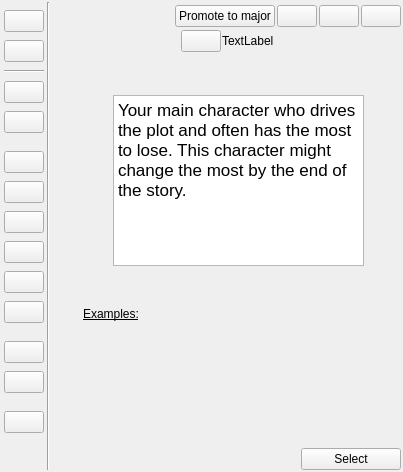
The window that ui/character_role_selector.ui (zkovari/plotlyst) describes before a commit, drawn with Qt 5.
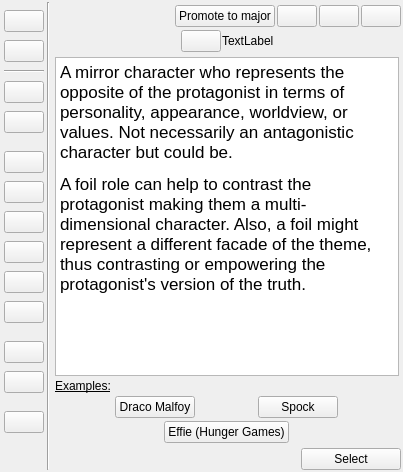
The same window after the commit. The open tabs and pages were chosen to show the change. Custom widgets are drawn as their Qt base class.

What changed in the file:
```diff
--- a/ui/character_role_selector.ui
+++ b/ui/character_role_selector.ui
@@ -1395,41 +1395,99 @@
         </layout>
        </widget>
        <widget class="QWidget" name="pageFoil">
-        <widget class="QLabel" name="label_12">
-         <property name="geometry">
-          <rect>
-           <x>30</x>
-           <y>250</y>
-           <width>338</width>
-           <height>17</height>
-          </rect>
+        <layout class="QVBoxLayout" name="verticalLayout_19">
+         <property name="spacing">
+          <number>3</number>
          </property>
-         <property name="font">
-          <font>
-           <underline>true</underline>
-          </font>
+         <property name="leftMargin">
+          <number>2</number>
          </property>
-         <property name="text">
-          <string>Examples:</string>
+         <property name="topMargin">
+          <number>2</number>
          </property>
-        </widget>
-        <widget class="QTextBrowser" name="textBrowser_11">
-         <property name="geometry">
-          <rect>
-           <x>60</x>
-           <y>40</y>
-           <width>251</width>
-           <height>171</height>
-          </rect>
+         <property name="rightMargin">
+          <number>2</number>
          </property>
-         <property name="html">
-          <string>&lt;!DOCTYPE HTML PUBLIC &quot;-//W3C//DTD HTML 4.0//EN&quot; &quot;http://www.w3.org/TR/REC-html40/strict.dtd&quot;&gt;
+         <property name="bottomMargin">
+          <number>2</number>
+         </property>
+         <item>
+          <widget class="QTextBrowser" name="textBrowser_11">
+           <property name="html">
+            <string>&lt;!DOCTYPE HTML PUBLIC &quot;-//W3C//DTD HTML 4.0//EN&quot; &quot;http://www.w3.org/TR/REC-html40/strict.dtd&quot;&gt;
 &lt;html&gt;&lt;head&gt;&lt;meta name=&quot;qrichtext&quot; content=&quot;1&quot; /&gt;&lt;style type=&quot;text/css&quot;&gt;
 p, li { white-space: pre-wrap; }
 &lt;/style&gt;&lt;/head&gt;&lt;body style=&quot; font-family:'Fira Sans Semi-Light'; font-size:10pt; font-weight:400; font-style:normal;&quot;&gt;
-&lt;p style=&quot; margin-top:12px; margin-bottom:12px; margin-left:0px; margin-right:0px; -qt-block-indent:0; text-indent:0px;&quot;&gt;&lt;span style=&quot; font-size:13pt; color:#000000; background-color:#ffffff;&quot;&gt;Your main character who drives the plot and often has the most to lose. This character might change the most by the end of the story.&lt;/span&gt;&lt;/p&gt;&lt;/body&gt;&lt;/html&gt;</string>
-         </property>
-        </widget>
+&lt;p style=&quot; margin-top:12px; margin-bottom:12px; margin-left:0px; margin-right:0px; -qt-block-indent:0; text-indent:0px;&quot;&gt;&lt;span style=&quot; font-size:13pt; color:#000000; background-color:#ffffff;&quot;&gt;A mirror character who represents the opposite of the protagonist in terms of personality, appearance, worldview, or values. Not necessarily an antagonistic character but could be.&lt;/span&gt;&lt;/p&gt;
+&lt;p style=&quot; margin-top:12px; margin-bottom:12px; margin-left:0px; margin-right:0px; -qt-block-indent:0; text-indent:0px;&quot;&gt;&lt;span style=&quot; font-size:13pt; color:#000000; background-color:#ffffff;&quot;&gt;A foil role can help to contrast the protagonist making them a multi-dimensional character. Also, a foil might represent a different facade of the theme, thus contrasting or empowering the protagonist's version of the truth.&lt;/span&gt;&lt;/p&gt;&lt;/body&gt;&lt;/html&gt;</string>
+           </property>
+          </widget>
+         </item>
+         <item>
+          <widget class="QLabel" name="label_12">
+           <property name="font">
+            <font>
+             <underline>true</underline>
+            </font>
+           </property>
+           <property name="text">
+            <string>Examples:</string>
+           </property>
+          </widget>
+         </item>
+         <item>
+          <layout class="QHBoxLayout" name="horizontalLayout_10">
+           <item>
+            <widget class="IconText" name="icontext_41">
+             <property name="sizePolicy">
+              <sizepolicy hsizetype="Maximum" vsizetype="Fixed">
+               <horstretch>0</horstretch>
+               <verstretch>0</verstretch>
+              </sizepolicy>
+             </property>
+             <property name="text">
+              <string>Draco Malfoy</string>
+             </property>
+             <property name="iconName" stdset="0">
+              <string>ei.magic</string>
+             </property>
+            </widget>
+           </item>
+           <item>
+            <widget class="IconText" name="icontext_43">
+             <property name="sizePolicy">
+              <sizepolicy hsizetype="Maximum" vsizetype="Fixed">
+               <horstretch>0</horstretch>
+               <verstretch>0</verstretch>
+              </sizepolicy>
+             </property>
+             <property name="text">
+              <string>Spock</string>
+             </property>
+             <property name="iconName" stdset="0">
+              <string/>
+             </property>
+            </widget>
+           </item>
+          </layout>
+         </item>
+         <item alignment="Qt::AlignHCenter">
+          <widget class="IconText" name="icontext_42">
+           <property name="sizePolicy">
+            <sizepolicy hsizetype="Maximum" vsizetype="Fixed">
+             <horstretch>0</horstretch>
+             <verstretch>0</verstretch>
+            </sizepolicy>
+           </property>
+           <property name="text">
+            <string>Effie (Hunger Games)</string>
+           </property>
+           <property name="iconName" stdset="0">
+            <string>mdi6.bow-arrow</string>
+           </property>
+          </widget>
+         </item>
+        </layout>
        </widget>
        <widget class="QWidget" name="pageTertiary">
         <layout class="QVBoxLayout" name="verticalLayout_17">
```
Left out of the diff: 2 changed lines with no effect on the pictures.
